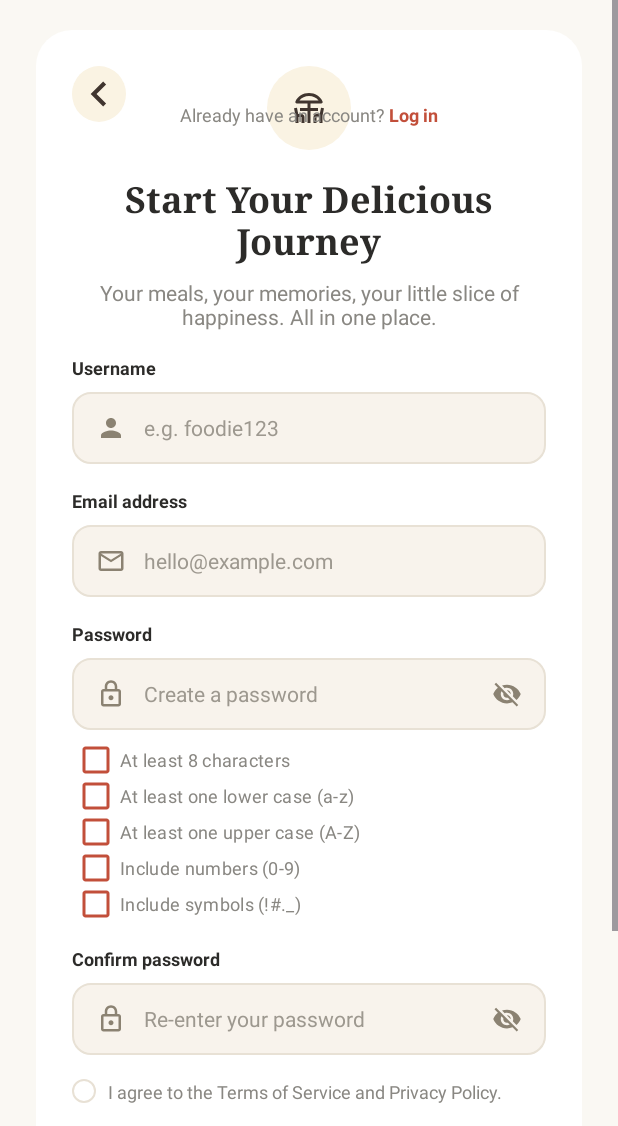
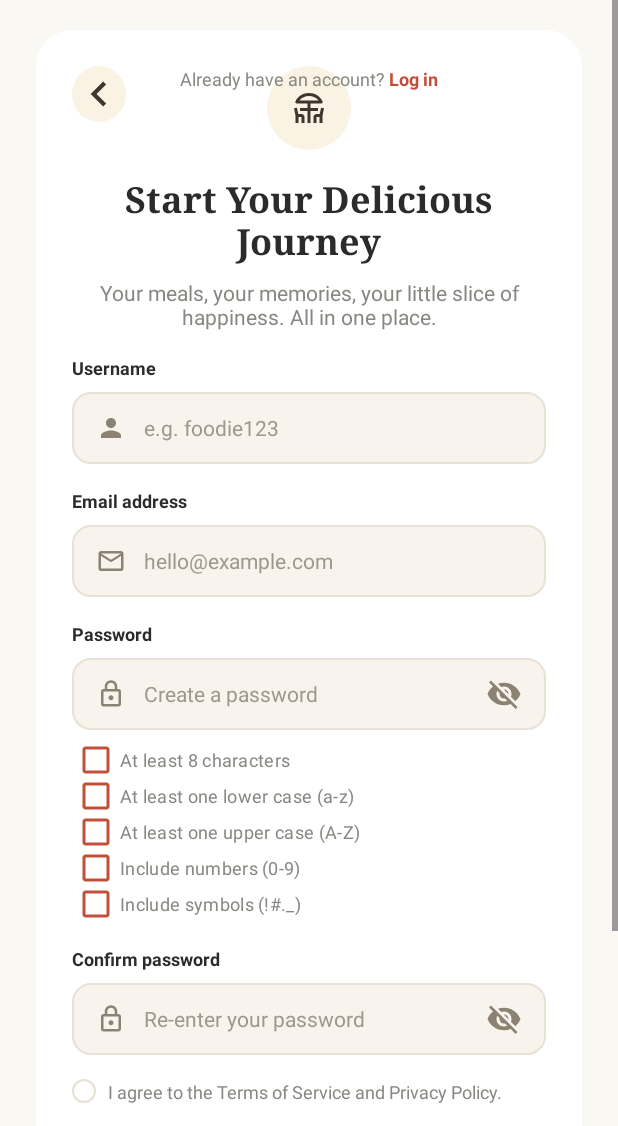
Before and after one commit to trnmrls/nomnom, an Android app: the RegisterActivity screen opened directly, with no data from a screen before it, on a phone screen of 412 x 824 dp, the part 110-1236 px from its top. Run offline under Robolectric (Android 15) with nearby library versions, the phone set to English and light mode, and no system bars; our stand-ins replace Firebase (no records; nobody signed in at launch, a user with empty details on screens opened directly).

Commit message:
Commit #4.1: Minor Update in Registration Page

```diff
--- a/app/src/main/java/com/example/nomnom/RegisterActivity.kt
+++ b/app/src/main/java/com/example/nomnom/RegisterActivity.kt
@@ -2,6 +2,9 @@ package com.example.nomnom
 
 import android.content.Intent
 import android.os.Bundle
+import android.text.Editable
+import android.text.TextWatcher
+import android.widget.CheckBox
 import android.widget.EditText
 import android.widget.LinearLayout
 import android.widget.Toast
@@ -39,6 +42,28 @@ class RegisterActivity : AppCompatActivity() {
         val etConfirmPassword = findViewById<EditText>(R.id.etConfirmPassword)
         val btnCreateAccount = findViewById<LinearLayout>(R.id.btnCreateAccount)
 
+        val cbLength = findViewById<CheckBox>(R.id.cbLength)
+        val cbLowercase = findViewById<CheckBox>(R.id.cbLowercase)
+        val cbUppercase = findViewById<CheckBox>(R.id.cbUppercase)
+        val cbNumber = findViewById<CheckBox>(R.id.cbNumber)
+        val cbSymbol = findViewById<CheckBox>(R.id.cbSymbol)
+
+        etPassword.setupPasswordVisibilityToggle()
+        etConfirmPassword.setupPasswordVisibilityToggle()
+
+        etPassword.addTextChangedListener(object : TextWatcher {
+            override fun beforeTextChanged(s: CharSequence?, start: Int, count: Int, after: Int) {}
+            override fun onTextChanged(s: CharSequence?, start: Int, before: Int, count: Int) {}
+            override fun afterTextChanged(s: Editable?) {
+                val p = s.toString()
+                cbLength.isChecked = p.length >= 8
+                cbLowercase.isChecked = p.any { it.isLowerCase() }
+                cbUppercase.isChecked = p.any { it.isUpperCase() }
+                cbNumber.isChecked = p.any { it.isDigit() }
+                cbSymbol.isChecked = p.any { !it.isLetterOrDigit() }
+            }
+        })
+
         btnCreateAccount.setOnClickListener {
             val username = etUsername.text.toString()
             val email = etEmail.text.toString()
@@ -55,8 +80,8 @@ class RegisterActivity : AppCompatActivity() {
                 return@setOnClickListener
             }
 
-            if (password.length < 8) {
-                Toast.makeText(this, "Password must be at least 8 characters", Toast.LENGTH_SHORT).show()
+            if (!cbLength.isChecked || !cbLowercase.isChecked || !cbUppercase.isChecked || !cbNumber.isChecked || !cbSymbol.isChecked) {
+                Toast.makeText(this, "Please meet all password requirements", Toast.LENGTH_SHORT).show()
                 return@setOnClickListener
             }
 
--- a/app/src/main/res/layout/activity_register.xml
+++ b/app/src/main/res/layout/activity_register.xml
@@ -223,15 +223,12 @@
                     android:background="@null"
                     android:hint="Create a password"
                     android:inputType="textPassword"
+                    android:drawableEnd="@drawable/ic_visibility_off"
+                    android:drawablePadding="12dp"
                     android:textColor="#2C2B29"
                     android:textColorHint="#9D988F"
                     android:textSize="14sp" />
 
-                <ImageView
-                    android:layout_width="20dp"
-                    android:layout_height="20dp"
-                    android:layout_marginStart="8dp"
-                    android:src="@drawable/ic_visibility_off" />
             </LinearLayout>
 
             <LinearLayout
@@ -332,15 +329,12 @@
                     android:background="@null"
                     android:hint="Re-enter your password"
                     android:inputType="textPassword"
+                    android:drawableEnd="@drawable/ic_visibility_off"
+                    android:drawablePadding="12dp"
                     android:textColor="#2C2B29"
                     android:textColorHint="#9D988F"
                     android:textSize="14sp" />
 
-                <ImageView
-                    android:layout_width="20dp"
-                    android:layout_height="20dp"
-                    android:layout_marginStart="8dp"
-                    android:src="@drawable/ic_visibility_off" />
             </LinearLayout>
 
             <!-- Terms -->
@@ -398,29 +392,15 @@
                     android:textStyle="bold" />
             </LinearLayout>
 
-            <!-- Divider -->
-
-            <!-- Social Buttons -->
-            <LinearLayout
-                android:id="@+id/llSocial"
-                android:layout_width="match_parent"
-                android:layout_height="wrap_content"
-                android:baselineAligned="false"
-                android:orientation="horizontal"
-                tools:layout_editor_absoluteX="24dp"
-                tools:layout_editor_absoluteY="753dp"
-                app:layout_constraintStart_toStartOf="parent"
-                app:layout_constraintEnd_toEndOf="parent"/>
-
             <LinearLayout
                 android:id="@+id/llLogin"
                 android:layout_width="wrap_content"
                 android:layout_height="wrap_content"
                 android:layout_marginTop="24dp"
+                android:layout_gravity="center_horizontal"
                 android:orientation="horizontal"
-                app:layout_constraintEnd_toEndOf="parent"
                 app:layout_constraintStart_toStartOf="parent"
-                app:layout_constraintTop_toBottomOf="@id/llSocial">
+                app:layout_constraintEnd_toEndOf="parent">
 
                 <TextView
                     android:layout_width="wrap_content"
@@ -435,7 +415,10 @@
                     android:text="Log in"
                     android:textColor="#C24F3A"
                     android:textSize="12sp"
-                    android:textStyle="bold" />
+                    android:textStyle="bold"
+                    app:layout_constraintTop_toBottomOf="@id/btnLogin"
+                    app:layout_constraintStart_toStartOf="parent"
+                    app:layout_constraintEnd_toEndOf="parent"/>
             </LinearLayout>
 
         </androidx.constraintlayout.widget.ConstraintLayout>
```
Also changed, not shown: app/src/main/java/com/example/nomnom/LoginActivity.kt (+47 -0 lines).
